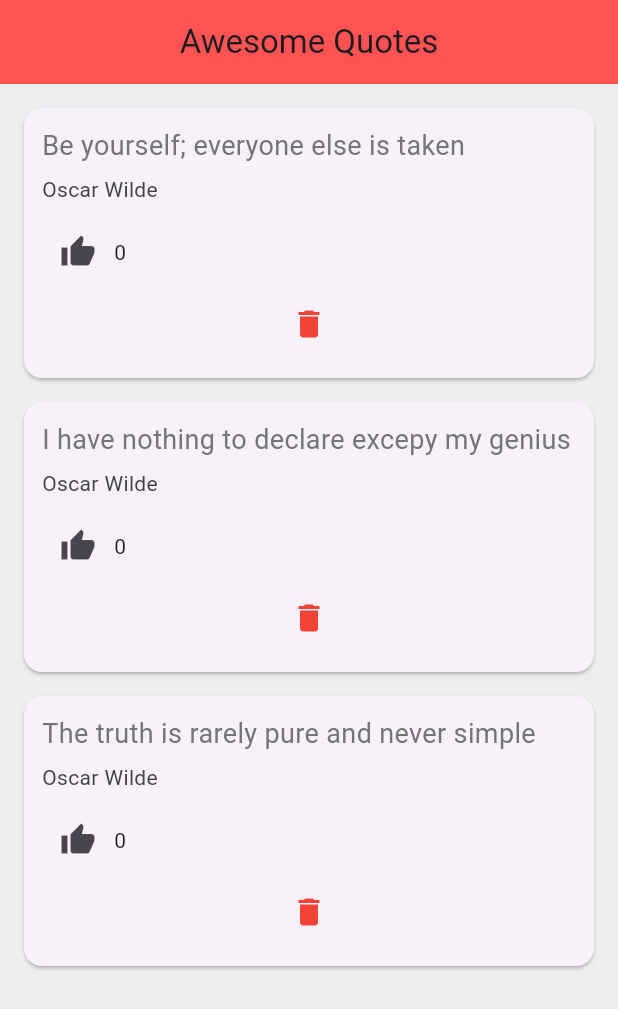
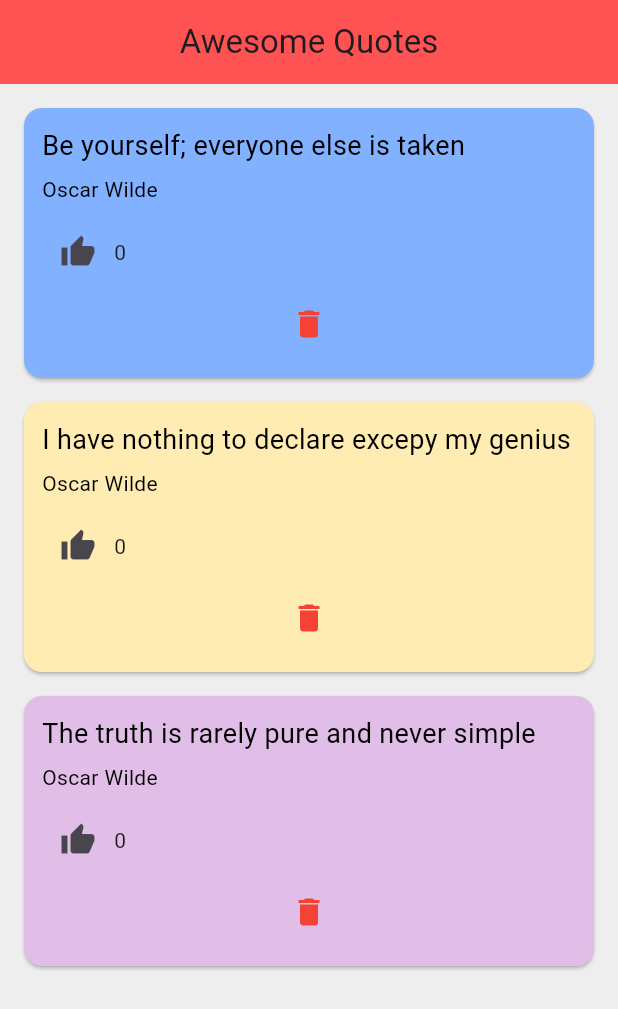
Before and after one commit to PascualSebastian/quotesLab1, a Flutter app: the screen it shows after launch, on a phone screen of 412 x 824 dp. Shown: the top 1009 px of the screen. Run offline on Flutter 3.47's test engine with Material 3 defaults, Android fonts, the phone set to English and light mode, and no system bars.

Commit message:
added background color for card based on category

```diff
--- a/lib/main.dart
+++ b/lib/main.dart
@@ -11,14 +11,20 @@ class QuoteList extends StatefulWidget {
 
 class _QuoteListState extends State<QuoteList> {
   List<Quote> quotes = [
-    Quote(author: 'Oscar Wilde', text: 'Be yourself; everyone else is taken'),
+    Quote(
+      author: 'Oscar Wilde',
+      text: 'Be yourself; everyone else is taken',
+      category: 'Inspiration',
+    ),
     Quote(
       author: 'Oscar Wilde',
       text: 'I have nothing to declare excepy my genius',
+      category: 'Humor'
     ),
     Quote(
       author: 'Oscar Wilde',
       text: 'The truth is rarely pure and never simple',
+      category: 'Philosophy'
     ),
   ];
 
--- a/lib/quote.dart
+++ b/lib/quote.dart
@@ -2,6 +2,7 @@ class Quote {
   String text = "";
   String author = "";
   int likes = 0;
+  String category = "";
 
-  Quote({required this.text, required this.author, this.likes = 0});
+  Quote({required this.text, required this.author, this.likes = 0, required this.category});
 }
--- a/lib/quote_card.dart
+++ b/lib/quote_card.dart
@@ -10,11 +10,19 @@ class QuoteCard extends StatelessWidget {
     required this.quote,
     required this.onLike,
     required this.onDelete,
+    super.key
   });
+
+  Color cardColor(String c) => switch (c.toLowerCase()) {
+    'inspiration' => Colors.blueAccent.shade100.withValues(),
+    'humor'       => Colors.amber.shade100,
+    _             => Colors.purple.shade100,
+  };
 
   @override
   Widget build(BuildContext context) {
     return Card(
+      color: cardColor(quote.category),
       margin: EdgeInsets.fromLTRB(16.0, 16.0, 16.0, 0.0),
       child: Padding(
         padding: const EdgeInsets.all(12.0),
@@ -23,12 +31,12 @@ class QuoteCard extends StatelessWidget {
           children: [
             Text(
               quote.text,
-              style: TextStyle(fontSize: 18.0, color: Colors.grey[600]),
+              style: TextStyle(fontSize: 18.0, color: Colors.black),
             ),
             SizedBox(height: 6.0),
             Text(
               quote.author,
-              style: TextStyle(fontSize: 14.0, color: Colors.grey[800]),
+              style: TextStyle(fontSize: 14.0, color: Colors.black),
             ),
             SizedBox(height: 8.0),
             Row(
```
